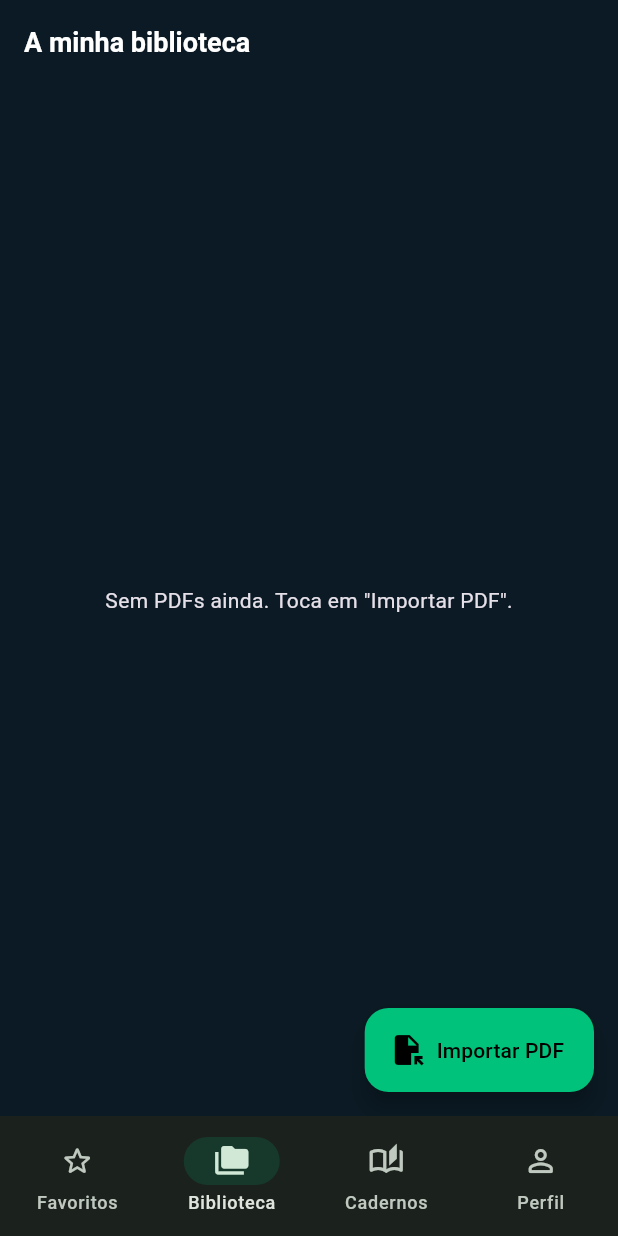
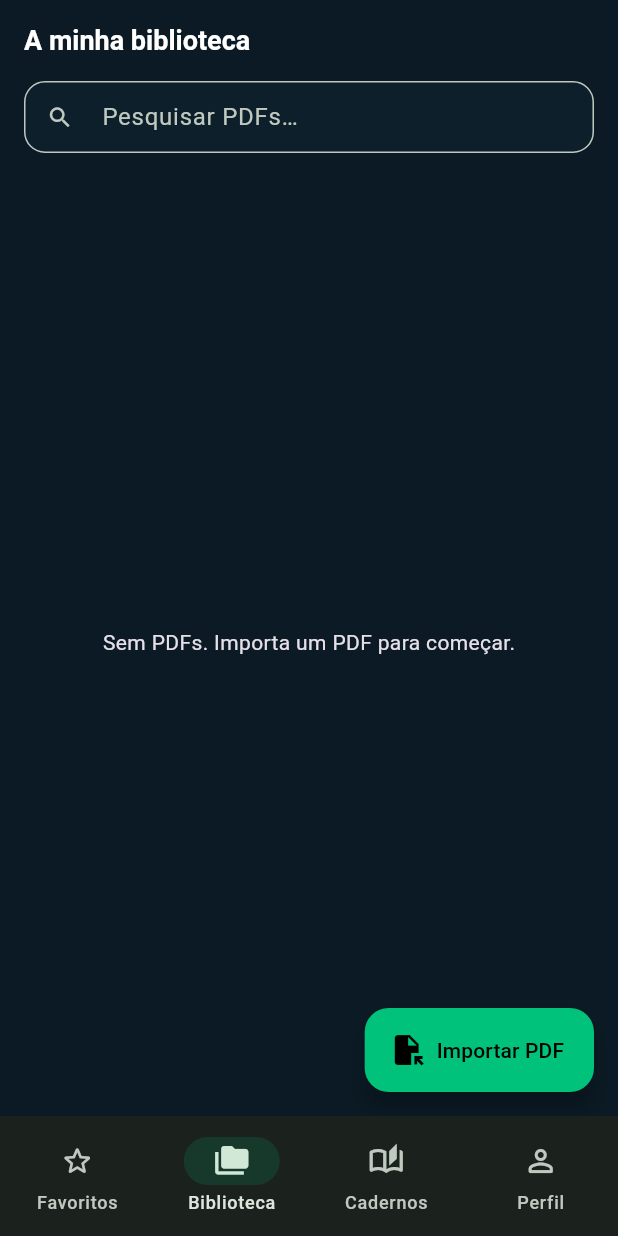
Before and after one commit to Hug00x/ScrollCast, a Flutter app: the screen it shows once a user with an empty profile is signed in, on a phone screen of 412 x 824 dp. Run offline on Flutter 3.47's test engine with Material 3 defaults, Android fonts, the phone set to English and light mode, and no system bars; our stand-ins replace file_picker, firebase_auth, firebase_core, flutter_colorpicker, google_sign_in, hive and 3 more; missing offline and left inert: audio_session, pdfx, record; accounts and stored records are empty.

Commit message:
Implementação de pequenos detalhes

```diff
--- a/lib/ui/screens/library_screen.dart
+++ b/lib/ui/screens/library_screen.dart
@@ -20,28 +20,34 @@ class _LibraryScreenState extends State<LibraryScreen> {
   List<PdfDocumentModel> _items = [];
   bool _busy = false;
 
-  // Favoritos em memória + sub de eventos
+  // favoritos em memória + sub de eventos
   Set<String> _favIds = <String>{};
   StreamSubscription<void>? _favSub;
+
+  // pesquisa
+  final TextEditingController _searchCtrl = TextEditingController();
+  String _query = '';
+  Timer? _debounce;
 
   @override
   void initState() {
     super.initState();
     _load();
-    // ouvir alterações a favoritos vindas de qualquer sítio da app
     _favSub = ServiceLocator.instance.db.favoritesEvents().listen((_) {
-      _loadFavorites(); // atualização imediata
+      _loadFavorites();
     });
   }
 
   @override
   void dispose() {
+    _debounce?.cancel();
     _favSub?.cancel();
+    _searchCtrl.dispose();
     super.dispose();
   }
 
   Future<void> _load() async {
-    final docs = await ServiceLocator.instance.db.listPdfs();
+    final docs = await ServiceLocator.instance.db.listPdfs(query: _query);
     docs.sort((a, b) => b.lastOpened.compareTo(a.lastOpened));
     final favDocs = await ServiceLocator.instance.db.listFavorites();
     if (!mounted) return;
@@ -56,6 +62,14 @@ class _LibraryScreenState extends State<LibraryScreen> {
     if (!mounted) return;
     setState(() {
       _favIds = favDocs.map((e) => e.id).toSet();
+    });
+  }
+
+  void _onSearchChanged(String value) {
+    _debounce?.cancel();
+    _debounce = Timer(const Duration(milliseconds: 180), () {
+      _query = value.trim();
+      _load();
     });
   }
 
@@ -84,8 +98,7 @@ class _LibraryScreenState extends State<LibraryScreen> {
       final srcPath = file.path!;
       final storage = ServiceLocator.instance.storage;
       final destDir = await storage.appRoot();
-      final newPath =
-          await storage.createUniqueFilePath(destDir, extension: 'pdf');
+      final newPath = await storage.createUniqueFilePath(destDir, extension: 'pdf');
       await storage.copyFile(srcPath, newPath);
 
       final count = await ServiceLocator.instance.pdf.getPageCount(newPath);
@@ -124,12 +137,8 @@ class _LibraryScreenState extends State<LibraryScreen> {
           'Isto remove o ficheiro, as anotações e os áudios associados.',
         ),
         actions: [
-          TextButton(
-              onPressed: () => Navigator.pop(ctx, false),
-              child: const Text('Cancelar')),
-          FilledButton.tonal(
-              onPressed: () => Navigator.pop(ctx, true),
-              child: const Text('Apagar')),
+          TextButton(onPressed: () => Navigator.pop(ctx, false), child: const Text('Cancelar')),
+          FilledButton.tonal(onPressed: () => Navigator.pop(ctx, true), child: const Text('Apagar')),
         ],
       ),
     );
@@ -183,15 +192,44 @@ class _LibraryScreenState extends State<LibraryScreen> {
 
   @override
   Widget build(BuildContext context) {
+    final cs = Theme.of(context).colorScheme;
+
+    // cor visível para ícone não-favorito (claro e escuro)
+    final Color _unfavColor = cs.onSurfaceVariant.withOpacity(0.55);
+
     return Scaffold(
-      // 🔥 Logout removido — agora vive na aba Perfil
-      appBar: AppBar(title: const Text('A minha biblioteca')),
+      appBar: AppBar(
+        title: const Text('A minha biblioteca'),
+        bottom: PreferredSize(
+          preferredSize: const Size.fromHeight(56),
+          child: Padding(
+            padding: const EdgeInsets.fromLTRB(16, 0, 16, 10),
+            child: TextField(
+              controller: _searchCtrl,
+              onChanged: _onSearchChanged,
+              decoration: InputDecoration(
+                hintText: 'Pesquisar PDFs…',
+                prefixIcon: const Icon(Icons.search),
+                isDense: true,
+                filled: true,
+                fillColor: cs.surface.withOpacity(.65),
+                border: OutlineInputBorder(
+                  borderRadius: BorderRadius.circular(14),
+                  borderSide: const BorderSide(color: Colors.transparent),
+                ),
+                focusedBorder: OutlineInputBorder(
+                  borderRadius: BorderRadius.circular(14),
+                  borderSide: BorderSide(color: cs.primary),
+                ),
+              ),
+            ),
+          ),
+        ),
+      ),
       body: Stack(
         children: [
           _items.isEmpty
-              ? const Center(
-                  child: Text('Sem PDFs ainda. Toca em "Importar PDF".'),
-                )
+              ? const Center(child: Text('Sem PDFs. Importa um PDF para começar.'))
               : ListView.separated(
                   itemCount: _items.length,
                   separatorBuilder: (_, __) => const Divider(height: 1),
@@ -199,16 +237,16 @@ class _LibraryScreenState extends State<LibraryScreen> {
                     final d = _items[i];
                     final isFav = _favIds.contains(d.id);
                     return ListTile(
-                      leading: GestureDetector(
+                      leading: InkResponse(
                         onTap: () => _toggleFavorite(d),
+                        radius: 24,
                         child: isFav
                             ? ShaderMask(
                                 shaderCallback: _titleGradient,
                                 blendMode: BlendMode.srcIn,
-                                child: const Icon(Icons.star, size: 22),
+                                child: const Icon(Icons.star, size: 24),
                               )
-                            : const Icon(Icons.star_border,
-                                size: 22, color: Colors.white24),
+                            : Icon(Icons.star_border, size: 24, color: _unfavColor),
                       ),
                       title: ShaderMask(
                         shaderCallback: _titleGradient,
@@ -217,10 +255,9 @@ class _LibraryScreenState extends State<LibraryScreen> {
                           d.name,
                           maxLines: 1,
                           overflow: TextOverflow.ellipsis,
-                          style: Theme.of(context)
-                              .textTheme
-                              .titleMedium
-                              ?.copyWith(fontWeight: FontWeight.w700),
+                          style: Theme.of(context).textTheme.titleMedium?.copyWith(
+                                fontWeight: FontWeight.w700,
+                              ),
                         ),
                       ),
                       subtitle: Text('${d.pageCount} páginas'),
```
Also changed, not shown: lib/ui/screens/notebooks_screen.dart (+42 -8 lines), lib/ui/screens/profile_screen.dart (+49 -7 lines).
